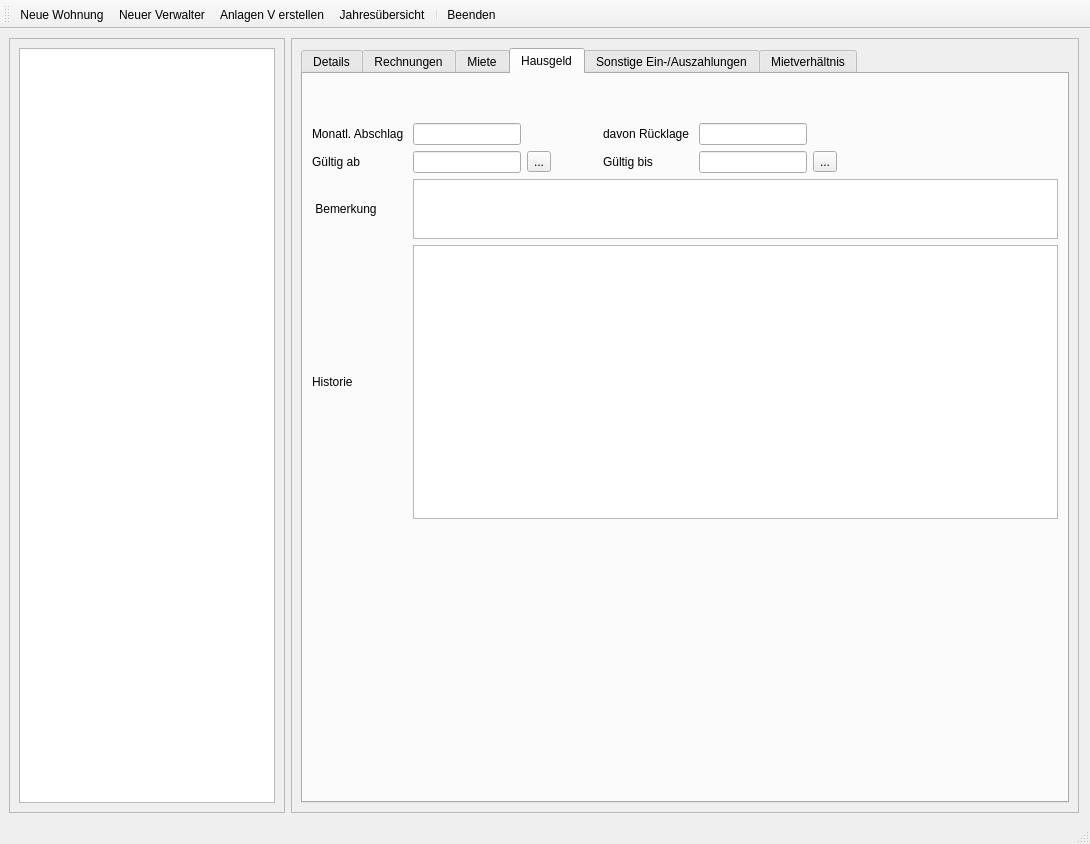
Before: the Qt Designer form WvMainWindow3.ui in testalucida/WV, drawn with Qt 5.
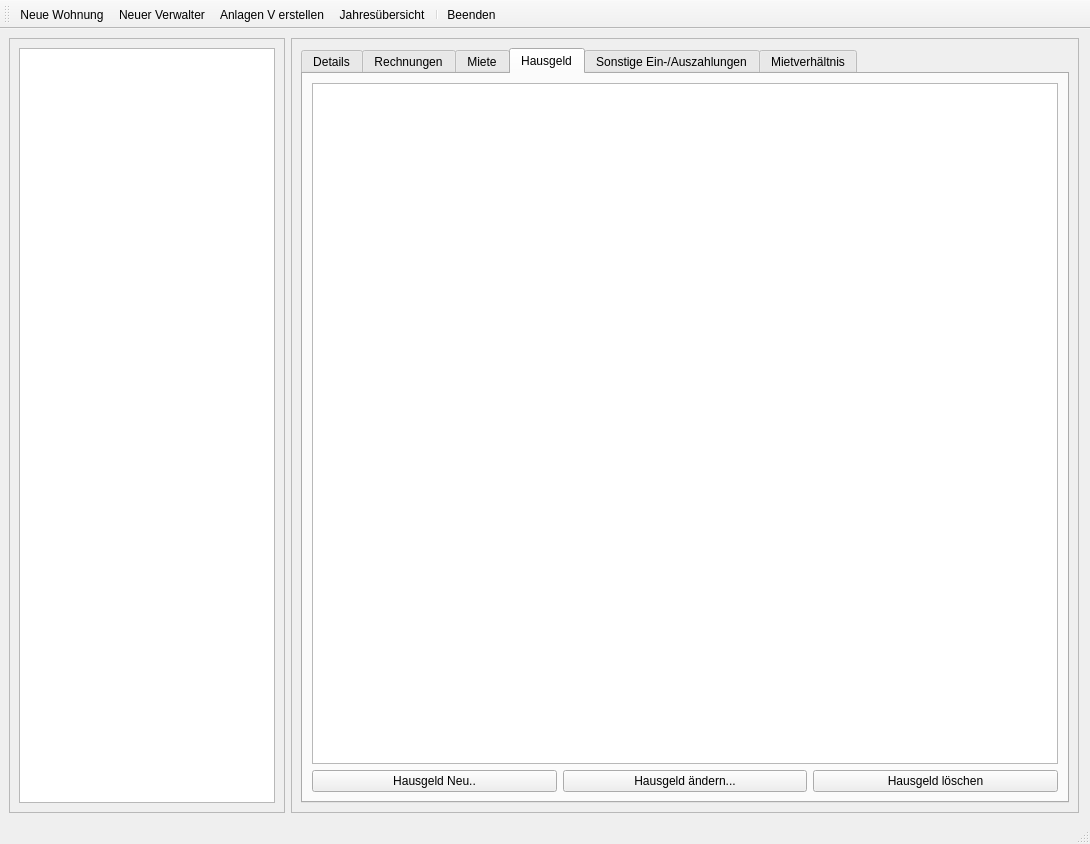
After: the same form once the commit is applied. The open tabs and pages were chosen to show the change.

Commit message: Hausgeld completed. Begun clearMainWindow.

```diff
--- a/WvMainWindow3.ui
+++ b/WvMainWindow3.ui
@@ -554,179 +554,40 @@
             <string>Hausgeld</string>
            </attribute>
            <layout class="QGridLayout" name="gridLayout_6">
-            <item row="3" column="2">
-             <widget class="QToolButton" name="tbHausgeldGueltigAb">
+            <item row="2" column="0">
+             <widget class="QPushButton" name="btnNewHausgeld">
               <property name="text">
-               <string>...</string>
+               <string>Hausgeld Neu..</string>
               </property>
              </widget>
             </item>
-            <item row="5" column="0">
-             <widget class="QLabel" name="label_13">
+            <item row="2" column="1">
+             <widget class="QPushButton" name="btnEditHausgeld">
               <property name="text">
-               <string>Historie </string>
+               <string>Hausgeld ändern...</string>
               </property>
              </widget>
             </item>
-            <item row="3" column="0">
-             <widget class="QLabel" name="label_14">
+            <item row="2" column="2">
+             <widget class="QPushButton" name="btnDeleteHausgeld">
               <property name="text">
-               <string>Gültig ab </string>
+               <string>Hausgeld löschen</string>
               </property>
              </widget>
             </item>
-            <item row="6" column="1">
-             <spacer name="verticalSpacer_4">
-              <property name="orientation">
-               <enum>Qt::Vertical</enum>
+            <item row="1" column="0" colspan="3">
+             <widget class="QTableView" name="tblHausgeld">
+              <property name="editTriggers">
+               <set>QAbstractItemView::NoEditTriggers</set>
               </property>
-              <property name="sizeHint" stdset="0">
-               <size>
-                <width>20</width>
-                <height>40</height>
-               </size>
+              <property name="selectionMode">
+               <enum>QAbstractItemView::SingleSelection</enum>
               </property>
-             </spacer>
-            </item>
-            <item row="1" column="1">
-             <widget class="QLineEdit" name="inHausgeldAbschlag">
-              <property name="sizePolicy">
-               <sizepolicy hsizetype="Fixed" vsizetype="Fixed">
-                <horstretch>0</horstretch>
-                <verstretch>0</verstretch>
-               </sizepolicy>
+              <property name="selectionBehavior">
+               <enum>QAbstractItemView::SelectRows</enum>
               </property>
              </widget>
             </item>
-            <item row="1" column="5">
-             <widget class="QLineEdit" name="inRuecklage">
-              <property name="sizePolicy">
-               <sizepolicy hsizetype="Fixed" vsizetype="Fixed">
-                <horstretch>0</horstretch>
-                <verstretch>0</verstretch>
-               </sizepolicy>
-              </property>
-             </widget>
-            </item>
-            <item row="3" column="5">
-             <widget class="QLineEdit" name="inHausgeldGueltigBis">
-              <property name="sizePolicy">
-               <sizepolicy hsizetype="Fixed" vsizetype="Fixed">
-                <horstretch>0</horstretch>
-                <verstretch>0</verstretch>
-               </sizepolicy>
-              </property>
-             </widget>
-            </item>
-            <item row="3" column="1">
-             <widget class="QLineEdit" name="inHausgeldGueltigAb">
-              <property name="sizePolicy">
-               <sizepolicy hsizetype="Fixed" vsizetype="Fixed">
-                <horstretch>0</horstretch>
-                <verstretch>0</verstretch>
-               </sizepolicy>
-              </property>
-             </widget>
-            </item>
-            <item row="1" column="0">
-             <widget class="QLabel" name="label_11">
-              <property name="sizePolicy">
-               <sizepolicy hsizetype="Fixed" vsizetype="Fixed">
-                <horstretch>0</horstretch>
-                <verstretch>0</verstretch>
-               </sizepolicy>
-              </property>
-              <property name="text">
-               <string>Monatl. Abschlag </string>
-              </property>
-             </widget>
-            </item>
-            <item row="3" column="7">
-             <spacer name="horizontalSpacer_2">
-              <property name="orientation">
-               <enum>Qt::Horizontal</enum>
-              </property>
-              <property name="sizeHint" stdset="0">
-               <size>
-                <width>40</width>
-                <height>20</height>
-               </size>
-              </property>
-             </spacer>
-            </item>
-            <item row="4" column="0">
-             <widget class="QLabel" name="label_18">
-              <property name="text">
-               <string> Bemerkung </string>
-              </property>
-             </widget>
-            </item>
-            <item row="0" column="0">
-             <spacer name="verticalSpacer_5">
-              <property name="orientation">
-               <enum>Qt::Vertical</enum>
-              </property>
-              <property name="sizeType">
-               <enum>QSizePolicy::Fixed</enum>
-              </property>
-              <property name="sizeHint" stdset="0">
-               <size>
-                <width>20</width>
-                <height>40</height>
-               </size>
-              </property>
-             </spacer>
-            </item>
-            <item row="1" column="4">
-             <widget class="QLabel" name="label_12">
-              <property name="text">
-               <string>davon Rücklage </string>
-              </property>
-             </widget>
-            </item>
-            <item row="3" column="4">
-             <widget class="QLabel" name="label_17">
-              <property name="text">
-               <string>Gültig bis </string>
-              </property>
-             </widget>
-            </item>
-            <item row="3" column="6">
-             <widget class="QToolButton" name="tbHausgeldGueltigAb_2">
-              <property name="text">
-               <string>...</string>
-              </property>
-             </widget>
-            </item>
-            <item row="4" column="1" colspan="7">
-             <widget class="QTextEdit" name="txtHausgeldBemerkung">
-              <property name="maximumSize">
-               <size>
-                <width>16777215</width>
-                <height>60</height>
-               </size>
-              </property>
-             </widget>
-            </item>
-            <item row="3" column="3">
-             <spacer name="horizontalSpacer_3">
-              <property name="orientation">
-               <enum>Qt::Horizontal</enum>
-              </property>
-              <property name="sizeType">
-               <enum>QSizePolicy::Fixed</enum>
-              </property>
-              <property name="sizeHint" stdset="0">
-               <size>
-                <width>40</width>
-                <height>20</height>
-               </size>
-              </property>
-             </spacer>
-            </item>
-            <item row="5" column="1" colspan="7">
-             <widget class="QTableView" name="tblHausgeldHistorie"/>
-            </item>
            </layout>
           </widget>
           <widget class="QWidget" name="tabSonstEinAus">
```
Left out of the diff: 73 changed lines with no effect on the pictures. The commit also changes 8 other files.
